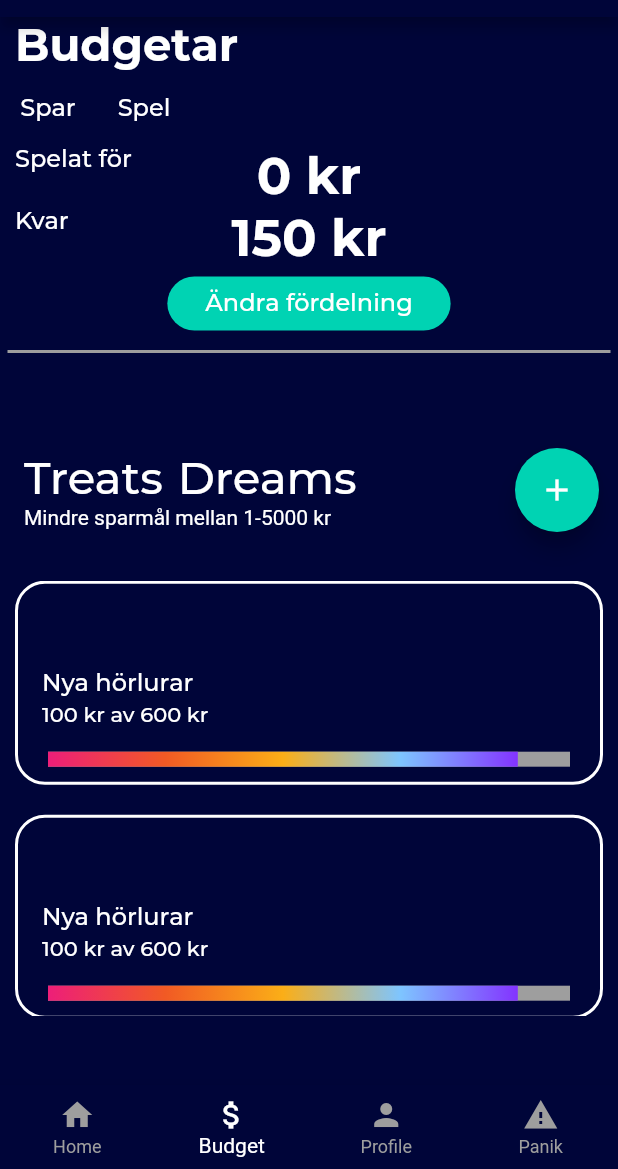
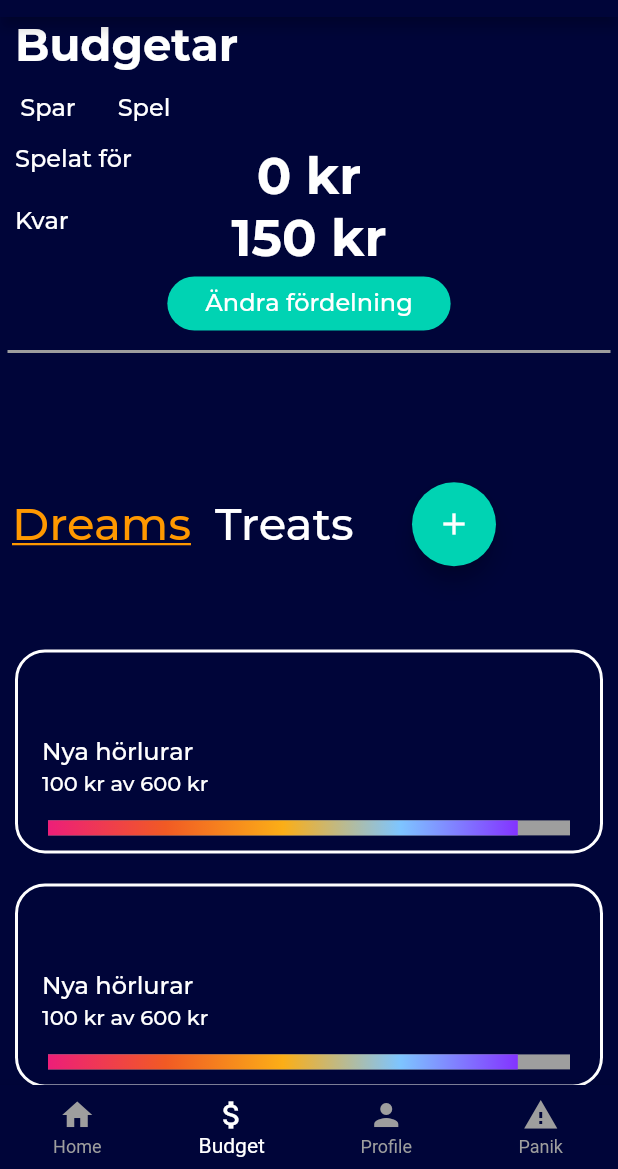
Before and after one commit to juliusolson/rena, a Flutter app: the screen it shows after launch, item 2 of the bottom bar chosen, on a phone screen of 412 x 824 dp, the part 67-1236 px from its top. Run offline on Flutter 3.47's test engine with Material 2 defaults, Android fonts, the phone set to English and light mode, and no system bars; drawn by our look-alikes of percent_indicator; our stand-ins replace charts_flutter; project files that could hold a hidden picture were left out.

Commit message:
init goal creation view

```diff
--- a/lib/screens/budget/budgetview.dart
+++ b/lib/screens/budget/budgetview.dart
@@ -2,13 +2,40 @@ import 'package:flutter/material.dart';
 import 'package:rena/screens/budget/components/budget_overview.dart';
 import 'package:rena/utils/colors.dart';
 import 'components/goal_card.dart';
+import 'components/goal_creation.dart';
 
-class BudgetView extends StatelessWidget {
+class BudgetView extends StatefulWidget {
   final String str;
+  final List<String> categories =  <String>["Dreams", "Treats"];
 
   BudgetView(this.str);
 
+  @override
+  _BudgetViewState createState() => _BudgetViewState();
+
+}
+
+class _BudgetViewState extends State<BudgetView> {
+  int _selectedIndex;
+
+  void initState() {
+    super.initState();
+    _selectedIndex = 0;
+  }
+
+  void _select(BuildContext ctx, int index) {
+    setState(() {
+      _selectedIndex = index;
+    });
+  }
+
+  @override
   Widget build(BuildContext context) {
+    TextStyle themeInactive = Theme.of(context).textTheme.bodyText1;
+    TextStyle themeActive = themeInactive.copyWith(
+      decoration: TextDecoration.underline,
+      color: Theme.of(context).accentColor,
+    );
     return SafeArea(
       child: Center(
         child: Column(
@@ -23,40 +50,38 @@ class BudgetView extends StatelessWidget {
                   Flexible(
                     flex: 1,
                     child: Row(
+                      //  mainAxisAlignment: MainAxisAlignment.spaceBetween,
                       children: [
                         Flexible(
-                            flex: 5,
-                            child: Container(
-                              child: ListTile(
-                                title: Row(
-                                  mainAxisAlignment: MainAxisAlignment.start,
-                                  children: [
-                                    Container(
-                                      child: Text(
-                                        "Treats",
-                                        style: Theme.of(context)
-                                            .textTheme
-                                            .bodyText1,
-                                      ),
-                                    ),
-                                    Container(
-                                        padding: EdgeInsets.only(left: 10),
-                                        child: Text("Dreams",
-                                            style: Theme.of(context)
-                                                .textTheme
-                                                .bodyText1))
-                                  ],
-                                ),
-                                subtitle:
-                                    Text("Mindre sparmål mellan 1-5000 kr"),
+                          flex: 2,
+                          child: ListView.builder(
+                          scrollDirection: Axis.horizontal,
+                          itemCount: this.widget.categories.length,
+                          itemBuilder: (BuildContext ctx, int index) {
+                            return TextButton(
+                              child: Text(
+                                this.widget.categories[index],
+                                style: (this._selectedIndex == index)
+                                ? themeActive
+                                : themeInactive,
                               ),
-                            )),
+                              onPressed: () => _select(ctx, index),
+                              );
+                          },
+                        )),
                         Flexible(
                           flex: 1,
                           child: Container(
                             child: FloatingActionButton(
                               child: Icon(Icons.add),
-                              onPressed: null,
+                              onPressed: (){
+                                showDialog(
+                                  context: context,
+                                  builder: (BuildContext ctx2) {
+                                    return GoalCreation();
+                                  }
+                                );
+                              },
                               foregroundColor: Colors.white,
                               backgroundColor:
                                   createMaterialColor(Color(0xff00d3b3)),
```
Also changed, not shown: lib/screens/budget/components/goal_creation.dart (added, +100 -0 lines).
